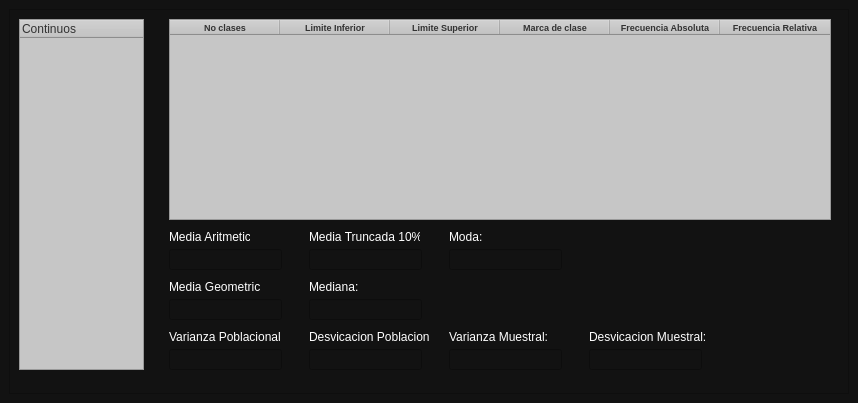
This is View/viewContinuas.ui in Eduardo913/Probabilidad_Estadistica as Qt 5 draws it before an edit. The edited form follows.
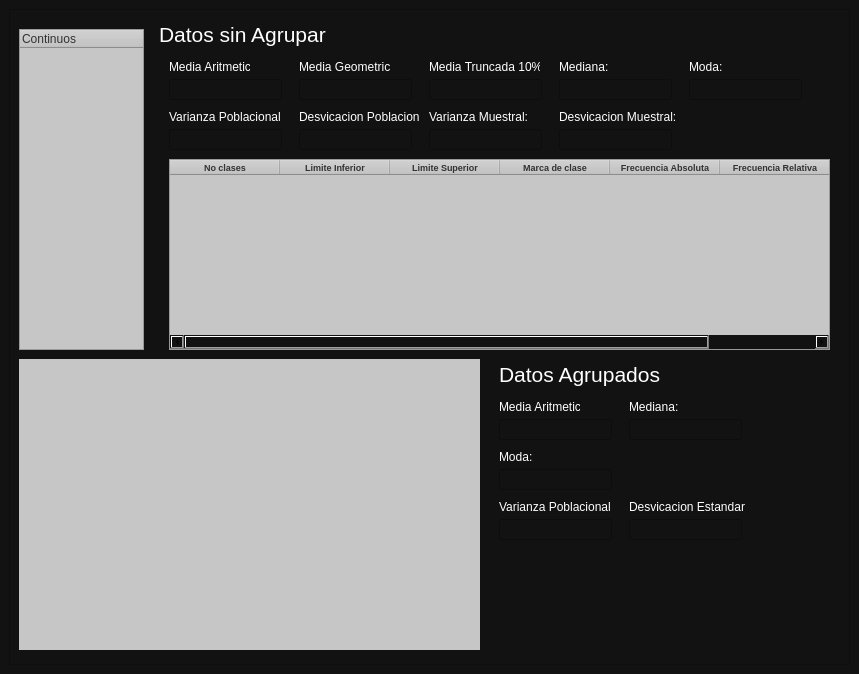
This is the edited form. Custom widgets are drawn as their Qt base class.

Diff of the .ui file:
```diff
--- a/View/viewContinuas.ui
+++ b/View/viewContinuas.ui
@@ -9,8 +9,8 @@
    <rect>
     <x>0</x>
     <y>0</y>
-    <width>858</width>
-    <height>403</height>
+    <width>859</width>
+    <height>674</height>
    </rect>
   </property>
   <property name="windowTitle">
@@ -41,112 +41,14 @@
       <property name="frameShadow">
        <enum>QFrame::Raised</enum>
       </property>
-      <widget class="QTableWidget" name="tableAgrupados">
-       <property name="geometry">
-        <rect>
-         <x>160</x>
-         <y>10</y>
-         <width>662</width>
-         <height>201</height>
-        </rect>
-       </property>
-       <property name="styleSheet">
-        <string notr="true">background-color: rgb(198, 198, 198);
-color: rgb(50, 50, 50);</string>
-       </property>
-       <property name="rowCount">
-        <number>0</number>
-       </property>
-       <attribute name="horizontalHeaderDefaultSectionSize">
-        <number>110</number>
-       </attribute>
-       <attribute name="verticalHeaderVisible">
-        <bool>false</bool>
-       </attribute>
-       <column>
-        <property name="text">
-         <string>No clases</string>
-        </property>
-        <property name="toolTip">
-         <string/>
-        </property>
-        <property name="whatsThis">
-         <string/>
-        </property>
-        <property name="font">
-         <font>
-          <pointsize>7</pointsize>
-          <weight>75</weight>
-          <bold>true</bold>
-         </font>
-        </property>
-       </column>
-       <column>
-        <property name="text">
-         <string>Limite Inferior</string>
-        </property>
-        <property name="font">
-         <font>
-          <pointsize>7</pointsize>
-          <weight>75</weight>
-          <bold>true</bold>
-         </font>
-        </property>
-       </column>
-       <column>
-        <property name="text">
-         <string>Limite Superior</string>
-        </property>
-        <property name="font">
-         <font>
-          <pointsize>7</pointsize>
-          <weight>75</weight>
-          <bold>true</bold>
-         </font>
-        </property>
-       </column>
-       <column>
-        <property name="text">
-         <string>Marca de clase</string>
-        </property>
-        <property name="font">
-         <font>
-          <pointsize>7</pointsize>
-          <weight>75</weight>
-          <bold>true</bold>
-         </font>
-        </property>
-       </column>
-       <column>
-        <property name="text">
-         <string>Frecuencia Absoluta</string>
-        </property>
-        <property name="font">
-         <font>
-          <pointsize>7</pointsize>
-          <weight>75</weight>
-          <bold>true</bold>
-         </font>
-        </property>
-       </column>
-       <column>
-        <property name="text">
-         <string>Frecuencia Relativa</string>
-        </property>
-        <property name="font">
-         <font>
-          <pointsize>7</pointsize>
-          <weight>75</weight>
-          <bold>true</bold>
-         </font>
-        </property>
-       </column>
-      </widget>
       <widget class="QLineEdit" name="textVarianzaM">
+       <property name="enabled">
+        <bool>false</bool>
+       </property>
        <property name="geometry">
         <rect>
-         <x>440</x>
-         <y>340</y>
+         <x>420</x>
+         <y>120</y>
          <width>113</width>
          <height>21</height>
         </rect>
@@ -158,8 +60,8 @@
       <widget class="QLabel" name="label_4">
        <property name="geometry">
         <rect>
-         <x>300</x>
-         <y>270</y>
+         <x>550</x>
+         <y>50</y>
          <width>91</width>
          <height>16</height>
         </rect>
@@ -172,10 +74,13 @@
        </property>
       </widget>
       <widget class="QLineEdit" name="textDesviacionP">
+       <property name="enabled">
+        <bool>false</bool>
+       </property>
        <property name="geometry">
         <rect>
-         <x>300</x>
-         <y>340</y>
+         <x>290</x>
+         <y>120</y>
          <width>113</width>
          <height>21</height>
         </rect>
@@ -187,8 +92,8 @@
       <widget class="QLabel" name="label_7">
        <property name="geometry">
         <rect>
-         <x>440</x>
-         <y>320</y>
+         <x>420</x>
+         <y>100</y>
          <width>111</width>
          <height>16</height>
         </rect>
@@ -201,10 +106,13 @@
        </property>
       </widget>
       <widget class="QLineEdit" name="textVarianzaP">
+       <property name="enabled">
+        <bool>false</bool>
+       </property>
        <property name="geometry">
         <rect>
          <x>160</x>
-         <y>340</y>
+         <y>120</y>
          <width>113</width>
          <height>21</height>
         </rect>
@@ -216,8 +124,8 @@
       <widget class="QLabel" name="label_3">
        <property name="geometry">
         <rect>
-         <x>300</x>
-         <y>220</y>
+         <x>420</x>
+         <y>50</y>
          <width>111</width>
          <height>16</height>
         </rect>
@@ -230,10 +138,13 @@
        </property>
       </widget>
       <widget class="QLineEdit" name="TextMediaArtimetica">
+       <property name="enabled">
+        <bool>false</bool>
+       </property>
        <property name="geometry">
         <rect>
          <x>160</x>
-         <y>240</y>
+         <y>70</y>
          <width>113</width>
          <height>21</height>
         </rect>
@@ -245,8 +156,8 @@
       <widget class="QLabel" name="label_5">
        <property name="geometry">
         <rect>
-         <x>440</x>
-         <y>220</y>
+         <x>680</x>
+         <y>50</y>
          <width>91</width>
          <height>16</height>
         </rect>
@@ -259,10 +170,13 @@
        </property>
       </widget>
       <widget class="QLineEdit" name="textDesviacionM">
+       <property name="enabled">
+        <bool>false</bool>
+       </property>
        <property name="geometry">
         <rect>
-         <x>580</x>
-         <y>340</y>
+         <x>550</x>
+         <y>120</y>
          <width>113</width>
          <height>21</height>
         </rect>
@@ -275,7 +189,7 @@
        <property name="geometry">
         <rect>
          <x>160</x>
-         <y>320</y>
+         <y>100</y>
          <width>111</width>
          <height>16</height>
         </rect>
@@ -288,10 +202,13 @@
        </property>
       </widget>
       <widget class="QLineEdit" name="TextMediaTruncada">
+       <property name="enabled">
+        <bool>false</bool>
+       </property>
        <property name="geometry">
         <rect>
-         <x>300</x>
-         <y>240</y>
+         <x>420</x>
+         <y>70</y>
          <width>113</width>
          <height>21</height>
         </rect>
@@ -304,8 +221,8 @@
       <widget class="QLabel" name="label_8">
        <property name="geometry">
         <rect>
-         <x>300</x>
-         <y>320</y>
+         <x>290</x>
+         <y>100</y>
          <width>121</width>
          <height>16</height>
         </rect>
@@ -317,27 +234,11 @@
         <string>Desvicacion Poblaciona:</string>
        </property>
       </widget>
-      <widget class="QLabel" name="label_2">
-       <property name="geometry">
-        <rect>
-         <x>160</x>
-         <y>270</y>
-         <width>91</width>
-         <height>16</height>
-        </rect>
-       </property>
-       <property name="styleSheet">
-        <string notr="true">color: rgb(255, 255, 255);</string>
-       </property>
-       <property name="text">
-        <string>Media Geometrica:</string>
-       </property>
-      </widget>
       <widget class="QLabel" name="label_9">
        <property name="geometry">
         <rect>
-         <x>580</x>
-         <y>320</y>
+         <x>550</x>
+         <y>100</y>
          <width>121</width>
          <height>16</height>
         </rect>
@@ -353,7 +254,7 @@
        <property name="geometry">
         <rect>
          <x>160</x>
-         <y>220</y>
+         <y>50</y>
          <width>81</width>
          <height>16</height>
         </rect>
@@ -365,24 +266,14 @@
         <string>Media Aritmetica:</string>
        </property>
       </widget>
-      <widget class="QLineEdit" name="TextMediaGeometrica">
-       <property name="geometry">
-        <rect>
-         <x>160</x>
-         <y>290</y>
-         <width>113</width>
-         <height>21</height>
-        </rect>
-       </property>
-       <property name="styleSheet">
-        <string notr="true">color: rgb(255, 255, 255);</string>
-       </property>
-      </widget>
       <widget class="QLineEdit" name="TextMediana">
+       <property name="enabled">
+        <bool>false</bool>
+       </property>
        <property name="geometry">
         <rect>
-         <x>300</x>
-         <y>290</y>
+         <x>550</x>
+         <y>70</y>
          <width>113</width>
          <height>21</height>
         </rect>
@@ -392,10 +283,13 @@
        </property>
       </widget>
       <widget class="QLineEdit" name="TextModa">
+       <property name="enabled">
+        <bool>false</bool>
+       </property>
        <property name="geometry">
         <rect>
-         <x>440</x>
-         <y>240</y>
+         <x>680</x>
+         <y>70</y>
          <width>113</width>
          <height>21</height>
         </rect>
@@ -408,9 +302,9 @@
        <property name="geometry">
         <rect>
          <x>10</x>
-         <y>10</y>
+         <y>20</y>
          <width>125</width>
-         <height>351</height>
+         <height>321</height>
         </rect>
        </property>
        <property name="styleSheet">
@@ -480,11 +374,370 @@
         </property>
        </column>
       </widget>
+      <widget class="MplWidget" name="MplWidget" native="true">
+       <property name="geometry">
+        <rect>
+         <x>10</x>
+         <y>350</y>
+         <width>461</width>
+         <height>291</height>
+        </rect>
+       </property>
+       <property name="styleSheet">
+        <string notr="true">background-color: rgb(198, 198, 198);</string>
+       </property>
+      </widget>
+      <widget class="QLabel" name="label_10">
+       <property name="geometry">
+        <rect>
+         <x>290</x>
+         <y>50</y>
+         <width>91</width>
+         <height>16</height>
+        </rect>
+       </property>
+       <property name="styleSheet">
+        <string notr="true">color: rgb(255, 255, 255);</string>
+       </property>
+       <property name="text">
+        <string>Media Geometrica:</string>
+       </property>
+      </widget>
+      <widget class="QLineEdit" name="TextMediaGeometrica">
+       <property name="enabled">
+        <bool>false</bool>
+       </property>
+       <property name="geometry">
+        <rect>
+         <x>290</x>
+         <y>70</y>
+         <width>113</width>
+         <height>21</height>
+        </rect>
+       </property>
+       <property name="styleSheet">
+        <string notr="true">color: rgb(255, 255, 255);</string>
+       </property>
+      </widget>
+      <widget class="QLabel" name="label_11">
+       <property name="geometry">
+        <rect>
+         <x>150</x>
+         <y>10</y>
+         <width>241</width>
+         <height>31</height>
+        </rect>
+       </property>
+       <property name="font">
+        <font>
+         <pointsize>16</pointsize>
+        </font>
+       </property>
+       <property name="styleSheet">
+        <string notr="true">color: rgb(255, 255, 255);</string>
+       </property>
+       <property name="text">
+        <string>Datos sin Agrupar</string>
+       </property>
+      </widget>
+      <widget class="QTableWidget" name="tableAgrupados">
+       <property name="geometry">
+        <rect>
+         <x>160</x>
+         <y>150</y>
+         <width>661</width>
+         <height>191</height>
+        </rect>
+       </property>
+       <property name="styleSheet">
+        <string notr="true">background-color: rgb(198, 198, 198);
+color: rgb(50, 50, 50);</string>
+       </property>
+       <property name="editTriggers">
+        <set>QAbstractItemView::NoEditTriggers</set>
+       </property>
+       <property name="rowCount">
+        <number>0</number>
+       </property>
+       <attribute name="horizontalHeaderDefaultSectionSize">
+        <number>110</number>
+       </attribute>
+       <attribute name="verticalHeaderVisible">
+        <bool>false</bool>
+       </attribute>
+       <column>
+        <property name="text">
+         <string>No clases</string>
+        </property>
+        <property name="toolTip">
+         <string/>
+        </property>
+        <property name="whatsThis">
+         <string/>
+        </property>
+        <property name="font">
+         <font>
+          <pointsize>7</pointsize>
+          <weight>75</weight>
+          <bold>true</bold>
+         </font>
+        </property>
+       </column>
+       <column>
+        <property name="text">
+         <string>Limite Inferior</string>
+        </property>
+        <property name="font">
+         <font>
+          <pointsize>7</pointsize>
+          <weight>75</weight>
+          <bold>true</bold>
+         </font>
+        </property>
+       </column>
+       <column>
+        <property name="text">
+         <string>Limite Superior</string>
+        </property>
+        <property name="font">
+         <font>
+          <pointsize>7</pointsize>
+          <weight>75</weight>
+          <bold>true</bold>
+         </font>
+        </property>
+       </column>
+       <column>
+        <property name="text">
+         <string>Marca de clase</string>
+        </property>
+        <property name="font">
+         <font>
+          <pointsize>7</pointsize>
+          <weight>75</weight>
+          <bold>true</bold>
+         </font>
+        </property>
+       </column>
+       <column>
+        <property name="text">
+         <string>Frecuencia Absoluta</string>
+        </property>
+        <property name="font">
+         <font>
+          <pointsize>7</pointsize>
+          <weight>75</weight>
+          <bold>true</bold>
+         </font>
+        </property>
+       </column>
+       <column>
+        <property name="text">
+         <string>Frecuencia Relativa</string>
+        </property>
+        <property name="font">
+         <font>
+          <pointsize>7</pointsize>
+          <weight>75</weight>
+          <bold>true</bold>
+         </font>
+        </property>
+       </column>
+      </widget>
+      <widget class="QLabel" name="label_12">
+       <property name="geometry">
+        <rect>
+         <x>490</x>
+         <y>350</y>
+         <width>241</width>
+         <height>31</height>
+        </rect>
+       </property>
+       <property name="font">
+        <font>
+         <pointsize>16</pointsize>
+        </font>
+       </property>
+       <property name="styleSheet">
+        <string notr="true">color: rgb(255, 255, 255);</string>
+       </property>
+       <property name="text">
+        <string>Datos Agrupados</string>
+       </property>
+      </widget>
+      <widget class="QLabel" name="label_13">
+       <property name="geometry">
+        <rect>
+         <x>490</x>
+         <y>390</y>
+         <width>81</width>
+         <height>16</height>
+        </rect>
+       </property>
+       <property name="styleSheet">
+        <string notr="true">color: rgb(255, 255, 255);</string>
+       </property>
+       <property name="text">
+        <string>Media Aritmetica:</string>
+       </property>
+      </widget>
+      <widget class="QLineEdit" name="TextMediaArtimeticaAgrupado">
+       <property name="enabled">
+        <bool>false</bool>
+       </property>
+       <property name="geometry">
+        <rect>
+         <x>490</x>
+         <y>410</y>
+         <width>113</width>
+         <height>21</height>
+        </rect>
+       </property>
+       <property name="styleSheet">
+        <string notr="true">color: rgb(255, 255, 255);</string>
+       </property>
+      </widget>
+      <widget class="QLabel" name="label_14">
+       <property name="geometry">
+        <rect>
+         <x>620</x>
+         <y>390</y>
+         <width>91</width>
+         <height>16</height>
+        </rect>
+       </property>
+       <property name="styleSheet">
+        <string notr="true">color: rgb(255, 255, 255);</string>
+       </property>
+       <property name="text">
+        <string>Mediana:</string>
+       </property>
+      </widget>
+      <widget class="QLineEdit" name="TextMedianaAgrupado">
+       <property name="enabled">
+        <bool>false</bool>
+       </property>
+       <property name="geometry">
+        <rect>
+         <x>620</x>
+         <y>410</y>
+         <width>113</width>
+         <height>21</height>
+        </rect>
+       </property>
+       <property name="styleSheet">
+        <string notr="true">color: rgb(255, 255, 255);</string>
+       </property>
+      </widget>
+      <widget class="QLineEdit" name="TextModaAgrupado">
+       <property name="enabled">
+        <bool>false</bool>
+       </property>
+       <property name="geometry">
+        <rect>
+         <x>490</x>
+         <y>460</y>
+         <width>113</width>
+         <height>21</height>
+        </rect>
+       </property>
+       <property name="styleSheet">
+        <string notr="true">color: rgb(255, 255, 255);</string>
+       </property>
+      </widget>
+      <widget class="QLabel" name="label_15">
+       <property name="geometry">
+        <rect>
+         <x>490</x>
+         <y>440</y>
+         <width>91</width>
+         <height>16</height>
+        </rect>
+       </property>
+       <property name="styleSheet">
+        <string notr="true">color: rgb(255, 255, 255);</string>
+       </property>
+       <property name="text">
+        <string>Moda:</string>
+       </property>
+      </widget>
+      <widget class="QLabel" name="label_16">
+       <property name="geometry">
+        <rect>
+         <x>490</x>
+         <y>490</y>
+         <width>111</width>
+         <height>16</height>
+        </rect>
+       </property>
+       <property name="styleSheet">
+        <string notr="true">color: rgb(255, 255, 255);</string>
+       </property>
+       <property name="text">
+        <string>Varianza Poblacional:</string>
+       </property>
+      </widget>
+      <widget class="QLineEdit" name="textVarianzaAgrupado">
+       <property name="enabled">
+        <bool>false</bool>
+       </property>
+       <property name="geometry">
+        <rect>
+         <x>490</x>
+         <y>510</y>
+         <width>113</width>
+         <height>21</height>
+        </rect>
+       </property>
+       <property name="styleSheet">
+        <string notr="true">color: rgb(255, 255, 255);</string>
+       </property>
+      </widget>
+      <widget class="QLabel" name="label_17">
+       <property name="geometry">
+        <rect>
+         <x>620</x>
+         <y>490</y>
+         <width>121</width>
+         <height>16</height>
+        </rect>
+       </property>
+       <property name="styleSheet">
+        <string notr="true">color: rgb(255, 255, 255);</string>
+       </property>
+       <property name="text">
+        <string>Desvicacion Estandar</string>
+       </property>
+      </widget>
+      <widget class="QLineEdit" name="textDesviacionAgrupado">
+       <property name="enabled">
+        <bool>false</bool>
+       </property>
+       <property name="geometry">
+        <rect>
+         <x>620</x>
+         <y>510</y>
+         <width>113</width>
+         <height>21</height>
+        </rect>
+       </property>
+       <property name="styleSheet">
+        <string notr="true">color: rgb(255, 255, 255);</string>
+       </property>
+      </widget>
      </widget>
     </item>
    </layout>
   </widget>
  </widget>
+ <customwidgets>
+  <customwidget>
+   <class>MplWidget</class>
+   <extends>QWidget</extends>
+   <header>Model.mplwidget.h</header>
+   <container>1</container>
+  </customwidget>
+ </customwidgets>
  <resources/>
  <connections/>
 </ui>
```
